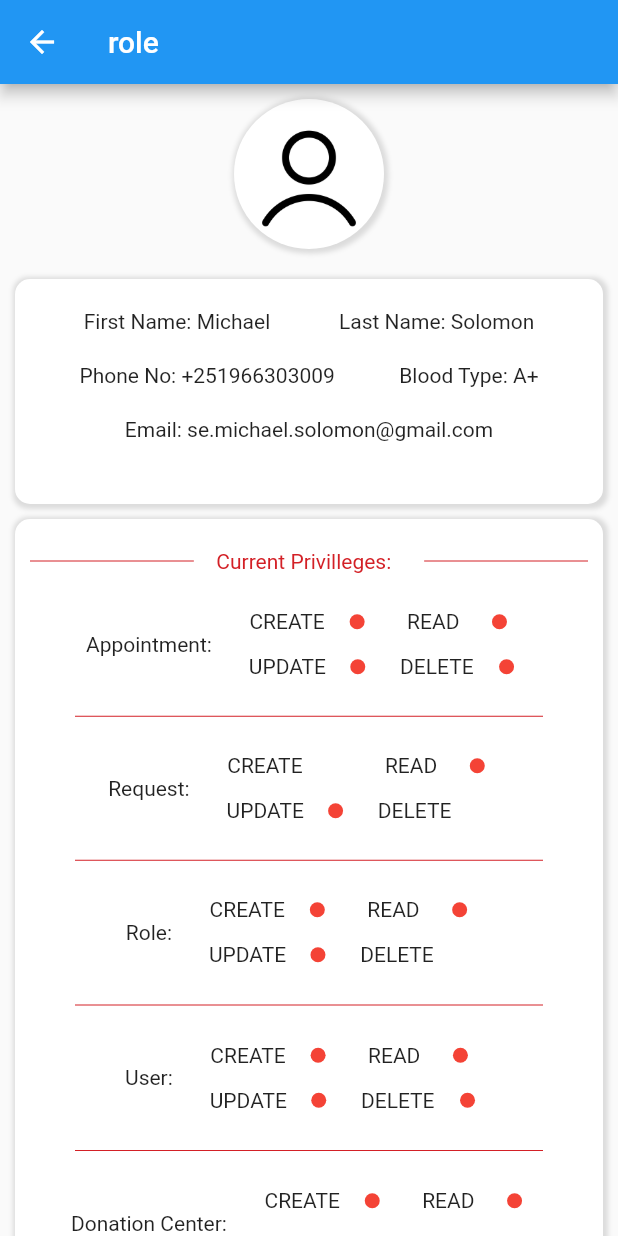
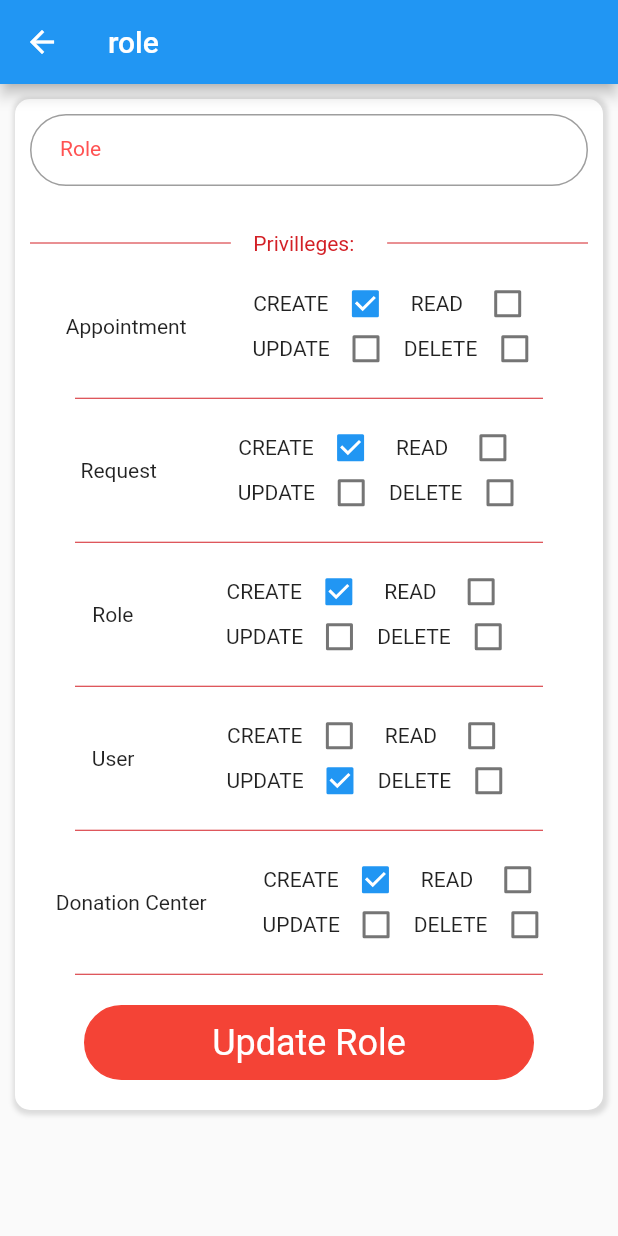
Before and after one commit to MiheretuTesh/Flutter-Temp, a Flutter app: the RoleManagementScaffold screen opened directly, on a phone screen of 412 x 824 dp. Run offline on Flutter 3.47's test engine with Material 2 defaults, Android fonts, the phone set to English and light mode, and no system bars; our stand-ins replace image_picker, qr_flutter.

Commit message:
added role name text field

```diff
--- a/client/lib/src/screens/role_management.dart
+++ b/client/lib/src/screens/role_management.dart
@@ -26,33 +26,29 @@ class RoleManagement extends StatelessWidget {
         Column(
           crossAxisAlignment: CrossAxisAlignment.center,
           children: [
-            Center(
-              child: Container(
-                margin: EdgeInsets.all(10),
-                width: 100,
-                height: 100,
-                decoration: BoxDecoration(
-                    color: Colors.white,
-                    borderRadius: BorderRadius.circular(50),
-                    boxShadow: [
-                      BoxShadow(
-                          blurRadius: 2,
-                          color: Colors.black12,
-                          offset: Offset(1, 1),
-                          spreadRadius: 2)
-                    ]),
-                child: Container(
-                    child: Image.asset(
-                  "assets/images/person.png",
-                  fit: BoxFit.contain,
-                )),
-              ),
-            ),
             Column(
               children: [
-                Container(
+                // RoleProfileWidget(),
+                // CurrentPrivilleges(),
+                PrivillegeWidget()
+              ],
+            ),
+          ],
+        ),
+      ],
+    );
+  }
+}
+
+class PrivillegeWidget extends StatelessWidget {
+  const PrivillegeWidget({
+    Key? key,
+  }) : super(key: key);
+
+  @override
+  Widget build(BuildContext context) {
+    return Container(
       margin: EdgeInsets.only(top: 10, left: 10, right: 10),
-                  height: 150,
       decoration: BoxDecoration(
           color: Colors.white,
           borderRadius: BorderRadius.circular(10),
@@ -66,54 +62,83 @@ class RoleManagement extends StatelessWidget {
       child: Column(
         children: [
           Container(
-                        padding: EdgeInsets.only(top: 20),
-                        child: Row(
-                          mainAxisAlignment: MainAxisAlignment.spaceEvenly,
-                          children: [
-                            Row(
-                              children: [Text("First Name: "), Text("Michael")],
+            padding: EdgeInsets.all(10),
+            child: TextField(
+              style: TextStyle(
+                height: 1.2,
+                fontSize: 20,
               ),
-                            Row(
-                              children: [Text("Last Name: "), Text("Solomon")],
+              cursorColor: Color(0xFFD32026),
+              decoration: InputDecoration(
+                hintText: "Role Name",
+                hintStyle: TextStyle(color: Colors.grey, fontSize: 20),
+                labelText: "Role",
+                labelStyle: TextStyle(color: Colors.redAccent, fontSize: 14),
+                contentPadding: EdgeInsets.only(left: 20),
+                focusedBorder: OutlineInputBorder(
+                  borderSide: BorderSide(color: Color(0xFFD32026), width: 2),
+                  borderRadius: BorderRadius.circular(50),
+                ),
+                border: OutlineInputBorder(
+                  borderSide: BorderSide(color: Color(0xFFD32026), width: 2),
+                  borderRadius: BorderRadius.circular(50),
+                ),
+              ),
+            ),
+          ),
+          SizedBox(
+            height: 20,
+          ),
+          HorizontalDivider(
+            height: 1,
+            label: "Privilleges:  ",
+          ),
+          SizedBox(
+            height: 20,
+          ),
+          PrivillegeWidgetIn(
+            label: "Appointment",
+            canCreate: true,
+          ),
+          paddedHorizontalLine(),
+          PrivillegeWidgetIn(
+            label: "Request",
+            canCreate: true,
+          ),
+          paddedHorizontalLine(),
+          PrivillegeWidgetIn(
+            label: "Role",
+            canCreate: true,
+          ),
+          paddedHorizontalLine(),
+          PrivillegeWidgetIn(
+            label: "User",
+            canUpdate: true,
+          ),
+          paddedHorizontalLine(),
+          PrivillegeWidgetIn(
+            label: "Donation Center",
+            canCreate: true,
+          ),
+          paddedHorizontalLine(),
+          UpdateRoleButton(),
+          SizedBox(
+            height: 20,
           )
         ],
       ),
-                      ),
-                      Container(
-                        padding: EdgeInsets.only(top: 20),
-                        child: Row(
-                          mainAxisAlignment: MainAxisAlignment.spaceEvenly,
-                          children: [
-                            Row(
-                              children: [
-                                Text("Phone No: "),
-                                Text("+251966303009")
-                              ],
-                            ),
-                            Row(
-                              children: [Text("Blood Type: "), Text("A+")],
-                            )
-                          ],
-                        ),
-                      ),
-                      Container(
-                        padding: EdgeInsets.only(top: 20),
-                        child: Row(
-                          mainAxisAlignment: MainAxisAlignment.spaceEvenly,
-                          children: [
-                            Row(
-                              children: [
-                                Text("Email: "),
-                                Text("se.michael.solomon@gmail.com")
-                              ],
-                            )
-                          ],
-                        ),
-                      ),
-                    ],
-                  ),
-                ),
-                Container(
+    );
+  }
+}
+
+class CurrentPrivilleges extends StatelessWidget {
+  const CurrentPrivilleges({
+    Key? key,
+  }) : super(key: key);
+
+  @override
+  Widget build(BuildContext context) {
+    return Container(
       margin: EdgeInsets.only(top: 10, left: 10, right: 10),
       // height: 50,
       decoration: BoxDecoration(
@@ -259,9 +284,21 @@ class RoleManagement extends StatelessWidget {
           ),
         ],
       ),
-                ),
-                Container(
+    );
+  }
+}
+
+class RoleProfileWidget extends StatelessWidget {
+  const RoleProfileWidget({
+    Key? key,
+  }) : super(key: key);
+
+  @override
+  Widget build(BuildContext context) {
+    return Container(
       margin: EdgeInsets.only(top: 10, left: 10, right: 10),
+      padding: EdgeInsets.only(bottom: 10),
+      // height: 150,
       decoration: BoxDecoration(
           color: Colors.white,
           borderRadius: BorderRadius.circular(10),
@@ -274,53 +311,72 @@ class RoleManagement extends StatelessWidget {
           ]),
       child: Column(
         children: [
-                      SizedBox(
-                        height: 20,
+          Center(
+            child: Container(
+              margin: EdgeInsets.all(10),
+              width: 100,
+              height: 100,
+              decoration: BoxDecoration(
+                  color: Colors.white,
+                  borderRadius: BorderRadius.circular(50),
+                  boxShadow: [
+                    BoxShadow(
+                        blurRadius: 2,
+                        color: Colors.black12,
+                        offset: Offset(1, 1),
+                        spreadRadius: 2)
+                  ]),
+              child: Container(
+                  child: Image.asset(
+                "assets/images/person.png",
+                fit: BoxFit.contain,
+              )),
             ),
-                      HorizontalDivider(
-                        height: 1,
-                        label: "Update Privilleges:  ",
           ),
-                      SizedBox(
-                        height: 20,
+          Container(
+            padding: EdgeInsets.only(top: 20),
+            child: Row(
+              mainAxisAlignment: MainAxisAlignment.spaceEvenly,
+              children: [
+                Row(
+                  children: [Text("First Name: "), Text("Michael")],
                 ),
-                      PrivillegeWidgetIn(
-                        label: "Appointment",
-                        canCreate: true,
-                      ),
-                      paddedHorizontalLine(),
-                      PrivillegeWidgetIn(
-                        label: "Request",
-                        canCreate: true,
-                      ),
-                      paddedHorizontalLine(),
-                      PrivillegeWidgetIn(
-                        label: "Role",
-                        canCreate: true,
-                      ),
-                      paddedHorizontalLine(),
-                      PrivillegeWidgetIn(
-                        label: "User",
-                        canUpdate: true,
-                      ),
-                      paddedHorizontalLine(),
-                      PrivillegeWidgetIn(
-                        label: "Donation Center",
-                        canCreate: true,
-                      ),
-                      paddedHorizontalLine(),
-                      UpdateRoleButton(),
-                      SizedBox(
-                        height: 20,
+                Row(
+                  children: [Text("Last Name: "), Text("Solomon")],
                 )
               ],
             ),
+          ),
+          Container(
+            padding: EdgeInsets.only(top: 20),
+            child: Row(
+              mainAxisAlignment: MainAxisAlignment.spaceEvenly,
+              children: [
+                Row(
+                  children: [Text("Phone No: "), Text("+251966303009")],
+                ),
+                Row(
+                  children: [Text("Blood Type: "), Text("A+")],
                 )
               ],
             ),
+          ),
+          Container(
+            padding: EdgeInsets.only(top: 20),
+            child: Row(
+              mainAxisAlignment: MainAxisAlignment.spaceEvenly,
+              children: [
+                Row(
+                  children: [
+                    Text("Email: "),
+                    Text("se.michael.solomon@gmail.com")
+                  ],
+                )
               ],
             ),
+          ),
         ],
+      ),
     );
   }
 }
@@ -424,7 +480,6 @@ class _PrivillegeWidgetInState extends State<PrivillegeWidgetIn> {
         Column(
           children: [
             Row(
-              // mainAxisAlignment: MainAxisAlignment.spaceBetween,
               children: [
                 SizedBox(
                   width: 10,
```
Lines whose indentation alone changed are shown as unchanged.
